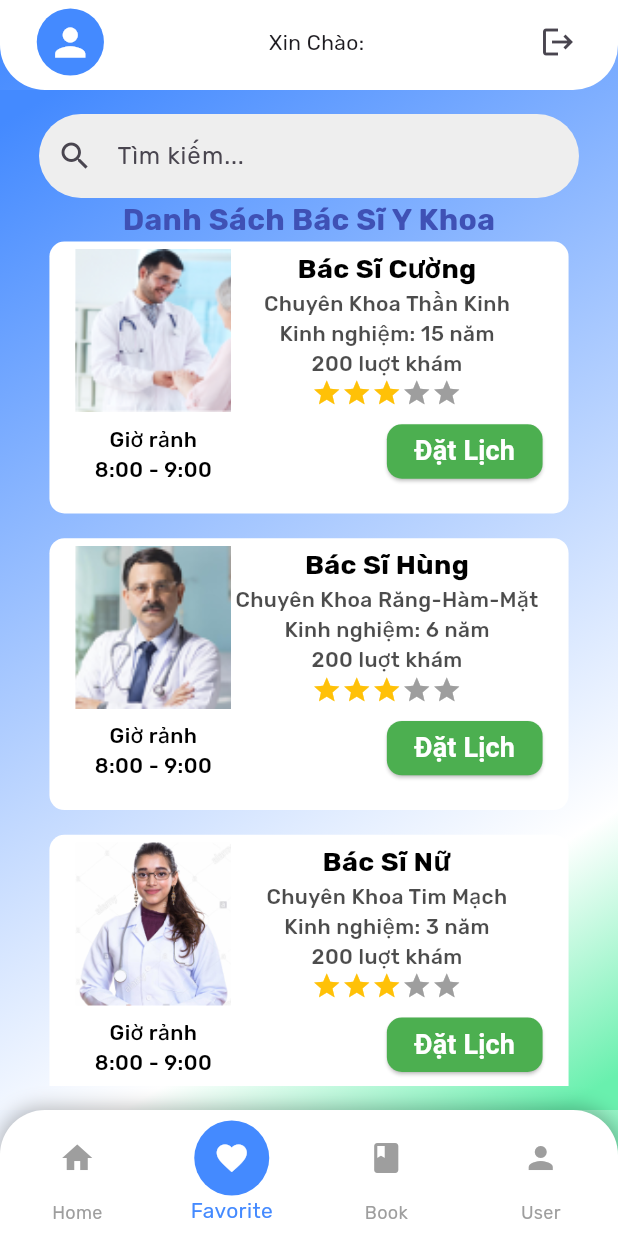
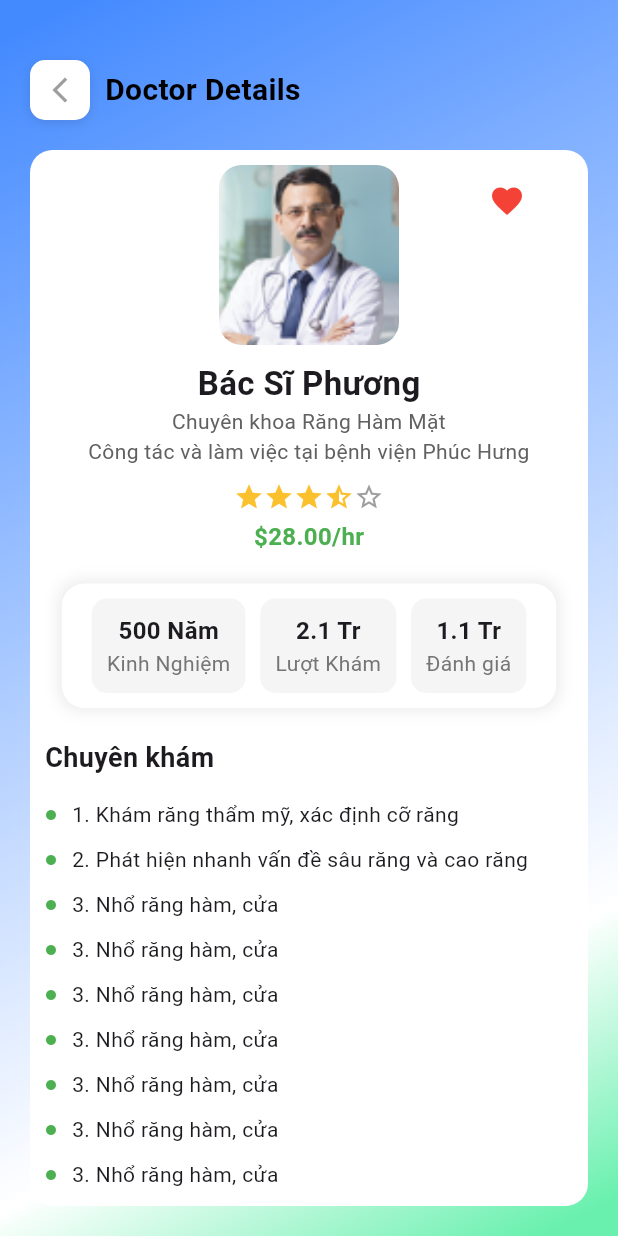
Before and after one commit to HaVinNNguyendev03/app_hospital, a Flutter app: the Home screen opened directly with empty values, item 2 of the bottom bar chosen, after a tap on "Đặt Lịch", on a phone screen of 412 x 824 dp. Run offline on Flutter 3.47's test engine with Material 3 defaults, Android fonts, the phone set to English and light mode, and no system bars; drawn by our look-alikes of flutter_rating_bar; our stand-ins replace cloud_firestore, firebase_auth, firebase_core, flutter_dotenv, flutter_native_splash, google_fonts and 2 more; missing offline and left inert: mailer; accounts and stored records are empty; statements that could not run were skipped.

Commit message:
create ui doctordetail

```diff
--- a/lib/main.dart
+++ b/lib/main.dart
@@ -1,5 +1,6 @@
 import 'package:app_hospital/log/SimpleFileLogger.dart';
 import 'package:app_hospital/page/DoctorSignup.dart';
+import 'package:app_hospital/page/doctordetail.dart';
 import 'package:app_hospital/page/intro2.dart';
 import 'package:app_hospital/widget/RatingDetail.dart';
 import 'package:flutter/material.dart';
@@ -51,6 +52,7 @@ class MyApp extends StatelessWidget {
         '/verifyOtp': (context) => verifyOtp(),
         '/success': (context) => Success(),
         '/doctorsigup'  : (context) => DoctorSignup(),
+        '/doctordetail' : (context) => DoctorDetail(),
       },
        theme: AppTheme.themeData,
        home: Intro1(),
--- /dev/null
+++ b/lib/page/doctordetail.dart
@@ -0,0 +1,351 @@
+import 'package:app_hospital/widget/ButtonwidgetIntro.dart';
+import 'package:flutter/widgets.dart';
+import 'package:meta/meta.dart';
+import 'package:flutter/material.dart';
+import 'package:app_hospital/theme.dart';
+import 'package:app_hospital/services/Authservice.dart';
+import 'package:google_fonts/google_fonts.dart';
+String formatNumber(int number) {
+  if (number >= 1000000000) {
+    return '${(number / 1000000000).toStringAsFixed(1)} Tỷ'; // Hàng tỷ
+  } else if (number >= 1000000) {
+    return '${(number / 1000000).toStringAsFixed(1)} Tr'; // Hàng triệu
+  } else if (number >= 1000) {
+    return '${(number / 1000).toStringAsFixed(1)} N'; // Hàng nghìn
+  } else {
+    return number.toString(); // Số nhỏ hơn 1000 giữ nguyên
+  }
+}
+/// {@template DoctorDetail}
+/// DoctorDetail widget.
+/// {@endtemplate}
+class DoctorDetail extends StatefulWidget {
+  /// {@macro DoctorDetail}
+  const DoctorDetail({
+    super.key, // ignore: unused_element
+  });
+
+  /// The state from the closest instance of this class
+  /// that encloses the given context, if any.
+  @internal
+  static _DoctorDetailState? maybeOf(BuildContext context) =>
+      context.findAncestorStateOfType<_DoctorDetailState>();
+
+  @override
+  State<DoctorDetail> createState() => _DoctorDetailState();
+}
+
+/// State for widget DoctorDetail.
+class _DoctorDetailState extends State<DoctorDetail> {
+  /* #region Lifecycle */
+  @override
+  void initState() {
+    super.initState();
+    // Initial state initialization
+  }
+
+  @override
+  void didUpdateWidget(covariant DoctorDetail oldWidget) {
+    super.didUpdateWidget(oldWidget);
+    // Widget configuration changed
+  }
+
+  @override
+  void didChangeDependencies() {
+    super.didChangeDependencies();
+    // The configuration of InheritedWidgets has changed
+    // Also called after initState but before build
+  }
+
+  @override
+  void dispose() {
+    // Permanent removal of a tree stent
+    super.dispose();
+  }
+  /* #endregion */
+
+  @override
+  Widget build(BuildContext context) {
+    final screenHeight = MediaQuery.of(context).size.height;
+    final screenWidth = MediaQuery.of(context).size.width;
+
+    return Scaffold(
+      body: Container(
+        height: screenHeight,
+        width: screenWidth,
+        padding: const EdgeInsets.all(20),
+        decoration: BoxDecoration(
+          gradient: AppTheme.backgroundGradient,
+        ),
+        child: Column(
+          children: [
+            // Header hoặc tiêu đề
+            Padding(
+              padding: const EdgeInsets.symmetric(vertical: 20),
+              child: Row(
+                children: [
+                  // Nút quay lại
+                  InkWell(
+                    onTap: () {
+                      Navigator.pop(context); // Quay lại màn hình trước đó
+                    },
+                    child: Container(
+                      width: 40,
+                      height: 40,
+                      decoration: BoxDecoration(
+                        color: Colors.white, // Màu nền của nút
+                        borderRadius: BorderRadius.circular(10),
+                        boxShadow: [
+                          BoxShadow(
+                            color: Colors.black.withOpacity(0.1),
+                            blurRadius: 5,
+                            offset: Offset(0, 2), // Bóng đổ
+                          ),
+                        ],
+                      ),
+                      child: Icon(
+                        Icons.arrow_back_ios_new,
+                        color: Colors.grey, // Màu của icon
+                        size: 20,
+                      ),
+                    ),
+                  ),
+                  const SizedBox(width: 10), // Khoảng cách giữa nút và tiêu đề
+                  // Tiêu đề
+                  Text(
+                    "Doctor Details",
+                    style: GoogleFonts.roboto(
+                      fontSize: 20,
+                      fontWeight: FontWeight.bold,
+                      color: Colors.black,
+                    ),
+                  ),
+                ],
+              ),
+            ),
+
+            // ListView hiển thị danh sách chi tiết
+            Expanded(
+              child: GestureDetector(
+                child: Container(
+                  padding: const EdgeInsets.all(10),
+                  decoration: BoxDecoration(
+                    color: Colors.white,
+                    borderRadius: BorderRadius.circular(15),
+                  ),
+                  child: SingleChildScrollView(
+                    child: Column(
+                      crossAxisAlignment: CrossAxisAlignment.center,
+                      children: [
+                        // Hình ảnh và tên bác sĩ
+                        Stack(
+                          children: [
+                            Column(
+                              children: [
+                                ClipRRect(
+                                  borderRadius: BorderRadius.circular(15),
+                                  child: Image.asset(
+                                    'assets/image/avatabacsi.png',
+                                    width: 120,
+                                    height: 120,
+                                    fit: BoxFit.cover,
+                                  ),
+                                ),
+                                const SizedBox(height: 10),
+                                Text(
+                                  "Bác Sĩ Phương",
+                                  style: GoogleFonts.roboto(
+                                    fontSize: 22,
+                                    fontWeight: FontWeight.bold,
+                                  ),
+                                ),
+                                Text(
+                                  "Chuyên khoa Răng Hàm Mặt\nCông tác và làm việc tại bệnh viện Phúc Hưng",
+                                  textAlign: TextAlign.center,
+                                  style: GoogleFonts.roboto(
+                                    fontSize: 14,
+                                    color: Colors.grey[700],
+                                  ),
+                                ),
+                                const SizedBox(height: 10),
+                                Row(
+                                  mainAxisAlignment: MainAxisAlignment.center,
+                                  children: [
+                                    Icon(Icons.star,
+                                        color: Colors.yellow[700], size: 20),
+                                    Icon(Icons.star,
+                                        color: Colors.yellow[700], size: 20),
+                                    Icon(Icons.star,
+                                        color: Colors.yellow[700], size: 20),
+                                    Icon(Icons.star_half,
+                                        color: Colors.yellow[700], size: 20),
+                                    Icon(Icons.star_outline,
+                                        color: Colors.grey, size: 20),
+                                  ],
+                                ),
+                                const SizedBox(height: 5),
+                                Text(
+                                  "\$28.00/hr",
+                                  style: GoogleFonts.roboto(
+                                    fontSize: 16,
+                                    color: Colors.green,
+                                    fontWeight: FontWeight.bold,
+                                  ),
+                                ),
+                              ],
+                            ),
+                            Positioned(
+                              top: 0,
+                              right: 20,
+                              child: IconButton(
+                                icon: Icon(Icons.favorite, color: Colors.red),
+                                onPressed: () {
+                                  // Thêm vào danh sách yêu thích
+                                  print("Added to favorites");
+                                },
+                              ),
+                            ),
+                          ],
+                        ),
+                        const SizedBox(height: 20),
+                        // Các chỉ số
+                        Container(
+                          width: screenWidth * 0.8,
+                          padding: const EdgeInsets.symmetric(
+                              vertical: 10, horizontal: 15),
+                          decoration: BoxDecoration(
+                            color: Colors.white,
+                            borderRadius: BorderRadius.circular(15),
+                            boxShadow: [
+                              BoxShadow(
+                                color: Colors.grey.withOpacity(0.2), // Màu bóng
+                                blurRadius: 8, // Độ mờ của bóng
+                                spreadRadius:
+                                    2, // Độ lan tỏa của bóng (bóng rộng hơn)
+                                offset: Offset(0,
+                                    0), // Không có offset để bóng trải đều cả 4 hướng
+                              ),
+                            ],
+                          ),
+                          child: Container(
+                            child: Row(
+                              mainAxisAlignment: MainAxisAlignment.spaceAround,
+                              children: [
+                                buildInfoBox("500 Năm", "Kinh Nghiệm"),
+                                buildInfoBox(formatNumber(2100000), "Lượt Khám"),
+                                buildInfoBox(formatNumber(1110000), "Đánh giá"),
+                              ],
+                            ),
+                          ),
+                        ),
+                        const SizedBox(height: 20),
+                        // Danh sách dịch vụ
+                        Column(
+                          crossAxisAlignment: CrossAxisAlignment.start,
+                          children: [
+                            Text(
+                              "Chuyên khám",
+                              style: GoogleFonts.roboto(
+                                fontSize: 18,
+                                fontWeight: FontWeight.bold,
+                              ),
+                            ),
+                            const SizedBox(height: 10),
+                            buildServiceItem(
+                                "1. Khám răng thẩm mỹ, xác định cỡ răng"),
+                            buildServiceItem(
+                                "2. Phát hiện nhanh vấn đề sâu răng và cao răng"),
+                            buildServiceItem("3. Nhổ răng hàm, cửa"),
+                            buildServiceItem("3. Nhổ răng hàm, cửa"),
+                            buildServiceItem("3. Nhổ răng hàm, cửa"),
+                            buildServiceItem("3. Nhổ răng hàm, cửa"),
+                            buildServiceItem("3. Nhổ răng hàm, cửa"),
+                            buildServiceItem("3. Nhổ răng hàm, cửa"),
+                            buildServiceItem("3. Nhổ răng hàm, cửa"),
+                            buildServiceItem("3. Nhổ răng hàm, cửa"),
+                          ],
+                        ),
+                        const SizedBox(height: 20),
+                        // Nút đặt lịch
+                        ElevatedButton(
+                          style: ElevatedButton.styleFrom(
+                            padding: const EdgeInsets.symmetric(
+                                vertical: 15, horizontal: 50),
+                            shape: RoundedRectangleBorder(
+                              borderRadius: BorderRadius.circular(30),
+                            ),
+                          ),
+                          onPressed: () {
+                            // Hành động khi nhấn nút
+                            print("Đặt lịch ngay");
+                          },
+                          child: Text(
+                            "Đặt Lịch Ngay",
+                            style: GoogleFonts.roboto(
+                              fontSize: 16,
+                              fontWeight: FontWeight.bold,
+                            ),
+                          ),
+                        ),
+                      ],
+                    ),
+                  ),
+                ),
+              ),
+            ),
+          ],
+        ),
+      ),
+    );
+  }
+  // widget thông tin về chất lượng bác sĩ
+  Widget buildInfoBox(String value, String label) {
+
+    return Container(
+      padding: const EdgeInsets.all(10),
+      decoration: BoxDecoration(
+        color: Colors.grey[100],
+        borderRadius: BorderRadius.circular(10),
+      ),
+      child: Column(
+        children: [
+          Text(
+            value,
+            style: GoogleFonts.roboto(
+              fontSize: 16,
+              fontWeight: FontWeight.bold,
+            ),
+          ),
+          Text(
+            label,
+            style: GoogleFonts.roboto(
+              fontSize: 14,
+              color: Colors.grey[600],
+            ),
+          ),
+        ],
+      ),
+    );
+  }
+
+// widget danh sách dịch vụ
+  Widget buildServiceItem(String service) {
+    return Padding(
+      padding: const EdgeInsets.symmetric(vertical: 5),
+      child: Row(
+        crossAxisAlignment: CrossAxisAlignment.center,
+        mainAxisAlignment: MainAxisAlignment.center,
+        children: [
+          Icon(Icons.circle, size: 8, color: Colors.green),
+          const SizedBox(width: 10),
+          Expanded(
+            child: Text(
+              service,
+              style: GoogleFonts.roboto(fontSize: 14),
+            ),
+          ),
+        ],
+      ),
+    );
+  }
+}
--- a/lib/page/favoriteScreen.dart
+++ b/lib/page/favoriteScreen.dart
@@ -137,7 +137,7 @@ class _FavoriteScreenState extends State<FavoriteScreen> {
                             onTap: () {
                               Navigator.pushNamed(
                                 context,
-                                '/doctorDetail',
+                                '/doctordetail',
                               );
                             },
                           ),
--- a/lib/page/homescreen.dart
+++ b/lib/page/homescreen.dart
@@ -1,3 +1,4 @@
+import 'package:app_hospital/widget/FavoriteDoctorWidget.dart';
 import 'package:flutter/widgets.dart';
 import 'package:meta/meta.dart';
 import 'package:app_hospital/widget/CategoryDoctorWidget.dart';
@@ -29,10 +30,12 @@ class Homescreen extends StatefulWidget {
 
 
 /// State for widget Homescreen.
-class _HomescreenState extends State<Homescreen> {
+  class _HomescreenState extends State<Homescreen> {
+  // khai báo
   late FocusNode myFocusNode;
   /* #region Lifecycle */
   @override
+  //khởi tạo
   void initState() {
     super.initState();
      myFocusNode = FocusNode();
@@ -53,6 +56,7 @@ class _HomescreenState extends State<Homescreen> {
   }
 
   @override
+  // hủy
   void dispose() {
     // Permanent removal of a tree stent
     myFocusNode.dispose();
@@ -63,7 +67,7 @@ class _HomescreenState extends State<Homescreen> {
 
   @override
   Widget build(BuildContext context) {
-    // khai bao cac thuoc tinh
+    // khoi tao cac thuoc tinh
     final screenHeight = MediaQuery.of(context).size.height;
     final screenWidth = MediaQuery.of(context).size.width;
     return GestureDetector(
@@ -250,7 +254,6 @@ class _HomescreenState extends State<Homescreen> {
                         ]),
                   )),
               // danh sach bac si yeu thich
-              // danh sach bac si trong lich
               Text(
                 'Danh Sách Bác Sĩ Yêu Thích',
                 style: TextStyle(
@@ -267,7 +270,7 @@ class _HomescreenState extends State<Homescreen> {
                         crossAxisAlignment: CrossAxisAlignment.start,
                         mainAxisAlignment: MainAxisAlignment.start,
                         children: [
-                          CategoryDoctorWidget(
+                          FavoriteDoctorWidget(
                             imagePath: 'assets/image/avatabacsi.png',
                             textDoctor: 'Bác Sĩ Phương',
                             textSpecialty: 'Chuyên Khoa Răng',
@@ -285,6 +288,28 @@ class _HomescreenState extends State<Homescreen> {
                                 '/doctorDetail',
                               );
                             },
+
+                          ),
+                          SizedBox(width: 10),
+                            FavoriteDoctorWidget(
+                            imagePath: 'assets/image/avatabacsi.png',
+                            textDoctor: 'Bác Sĩ Phương',
+                            textSpecialty: 'Chuyên Khoa Răng',
+                            backgroundColor: Colors.white,
+                            textColor: Colors.black,
+                            containerWidth: screenWidth * 0.4,
+                            containerHeight: screenHeight * 0.3,
+                             topLeft: 25,
+                            topRight: 25,
+                            boderRadiusAvt: 0,
+                            boderRadiusBox: 25,
+                            onTap: () {
+                              Navigator.pushNamed(
+                                context,
+                                '/doctorDetail',
+                              );
+                            },
+
                           ),
                           SizedBox(width: 10),
                            CategoryDoctorWidget(
@@ -307,7 +332,7 @@ class _HomescreenState extends State<Homescreen> {
                             },
                           ),
                           SizedBox(width: 10),
-                           CategoryDoctorWidget(
+                          FavoriteDoctorWidget(
                             imagePath: 'assets/image/avatabacsi.png',
                             textDoctor: 'Bác Sĩ Phương',
                             textSpecialty: 'Chuyên Khoa Răng',
@@ -325,7 +350,8 @@ class _HomescreenState extends State<Homescreen> {
                                 '/doctorDetail',
                               );
                             },
-                          ),
+
+                          )
                         ]),
                   ))
             ]),
--- a/lib/services/Authservice.dart
+++ b/lib/services/Authservice.dart
@@ -15,12 +15,15 @@ import 'package:http/http.dart' as http;
 import 'dart:math';
 
 class AuthService implements Authbase {
+  // khởi instance _firebaseAuth
   final FirebaseAuth _firebaseAuth = FirebaseAuth.instance;
+  // khởi instance _googleSignIn
   final GoogleSignIn _googleSignIn = GoogleSignIn();
+  // khởi tạo thuộc tính cho service phone
    final String twilioSid = dotenv.env['TWILIO_SID']!;
   final String twilioAuthToken = dotenv.env['TWILIO_AUTH_TOKEN']!;
   final String twilioPhoneNumber = dotenv.env['TWILIO_PHONE_NUMBER']!;
-
+  // chuyển sdt đầu 0 thành +84
   String formatPhoneNumber(String phone) {
     if (phone.startsWith('0')) {
       // Thay đầu số 0 bằng mã quốc gia Việt Nam (+84)
@@ -39,7 +42,6 @@ class AuthService implements Authbase {
   //
   /// Hiển thị SnackBar thành công hay thất bại.
   ///
-  /// Returns a string error if the sign up process fails.
   ///
   Future<String?> signUpWithGoogle(BuildContext context) async {
     try {
--- a/lib/widget/CategoryDoctorWidget.dart
+++ b/lib/widget/CategoryDoctorWidget.dart
@@ -63,7 +63,6 @@ class CategoryDoctorWidget extends StatelessWidget {
             Container(
               width: containerWidth,
               height: containerHeight / 4.2,
-
               child: Column(
                 mainAxisAlignment: MainAxisAlignment.start,
                 crossAxisAlignment: CrossAxisAlignment.center,
--- /dev/null
+++ b/lib/widget/FavoriteDoctorWidget.dart
@@ -0,0 +1,125 @@
+import 'package:flutter/material.dart';
+
+class FavoriteDoctorWidget extends StatefulWidget {
+  final String imagePath;
+  final String textDoctor;
+  final String textSpecialty;
+  final Color backgroundColor;
+  final Color textColor;
+  final double containerWidth;
+  final double containerHeight;
+  final double topLeft;
+  final double topRight;
+  final double boderRadiusBox;
+  final double boderRadiusAvt;
+  final VoidCallback onTap;
+
+  const FavoriteDoctorWidget({
+    Key? key,
+    required this.imagePath,
+    required this.textDoctor,
+    required this.textSpecialty,
+    required this.backgroundColor,
+    required this.textColor,
+    required this.containerWidth,
+    required this.containerHeight,
+    required this.onTap,
+    required this.topLeft,
+    required this.topRight,
+    required this.boderRadiusBox,
+    required this.boderRadiusAvt,
+  }) : super(key: key);
+
+  @override
+  _FavoriteDoctorWidgetState createState() => _FavoriteDoctorWidgetState();
+}
+
+class _FavoriteDoctorWidgetState extends State<FavoriteDoctorWidget> {
+  Color _iconColor = Colors.grey; // Màu mặc định
+
+  void _toggleFavorite() {
+    setState(() {
+      // Đổi màu giữa đỏ và xám
+      _iconColor = _iconColor == Colors.red ? Colors.grey : Colors.red;
+    });
+  }
+
+  @override
+  Widget build(BuildContext context) {
+    return GestureDetector(
+      onTap: widget.onTap,
+      child: Container(
+        width: widget.containerWidth,
+        height: widget.containerHeight,
+        decoration: BoxDecoration(
+          color: widget.backgroundColor,
+          borderRadius: BorderRadius.circular(widget.boderRadiusBox),
+        ),
+        child: Column(
+          mainAxisAlignment: MainAxisAlignment.spaceBetween,
+          children: [
+            // Hình ảnh với icon love
+            Stack(
+              children: [
+                ClipRRect(
+                  borderRadius: (widget.topLeft == 0.0 && widget.topRight == 0.0)
+                      ? BorderRadius.circular(widget.boderRadiusAvt)
+                      : BorderRadius.only(
+                          topLeft: Radius.circular(widget.topLeft),
+                          topRight: Radius.circular(widget.topRight),
+                        ),
+                  child: Image.asset(
+                    widget.imagePath,
+                    fit: BoxFit.cover,
+                    width: widget.containerWidth,
+                    height: widget.containerHeight * 0.7,
+                  ),
+                ),
+                // Icon love
+                Positioned(
+                  top: 10,
+                  right: 10,
+                  child: GestureDetector(
+                    onTap: _toggleFavorite,
+                    child: Icon(
+                      Icons.favorite,
+                      color: _iconColor,
+                      size: 30,
+                    ),
+                  ),
+                ),
+              ],
+            ),
+            // Thông tin bác sĩ
+            Container(
+              width: widget.containerWidth,
+              height: widget.containerHeight / 4.2,
+              child: Column(
+                mainAxisAlignment: MainAxisAlignment.start,
+                crossAxisAlignment: CrossAxisAlignment.center,
+                children: [
+                  Text(
+                    widget.textDoctor,
+                    style: TextStyle(
+                      color: widget.textColor,
+                      fontSize: 18,
+                      fontWeight: FontWeight.w700,
+                    ),
+                  ),
+                  Text(
+                    widget.textSpecialty,
+                    style: TextStyle(
+                      color: widget.textColor.withOpacity(0.7),
+                      fontSize: 14,
+                      fontWeight: FontWeight.w500,
+                    ),
+                  ),
+                ],
+              ),
+            ),
+          ],
+        ),
+      ),
+    );
+  }
+}
--- a/lib/widget/RatingDoctorWidget.dart
+++ b/lib/widget/RatingDoctorWidget.dart
@@ -171,7 +171,12 @@ class RatingDoctorWidget extends StatelessWidget {
                       paddingvertical: 0.2,
                       height: containerHeight * 0.2,
                       width: containerWidth * 0.3,
-                      onPressed: () {},
+                      onPressed: () {
+                              Navigator.pushNamed(
+                                context,
+                                '/doctordetail',
+                              );
+                            },
                     )
                   ],
                 ),
```
Also changed, not shown: lib/model/Rating.dart (added), lib/model/bookdetail.dart (added).
